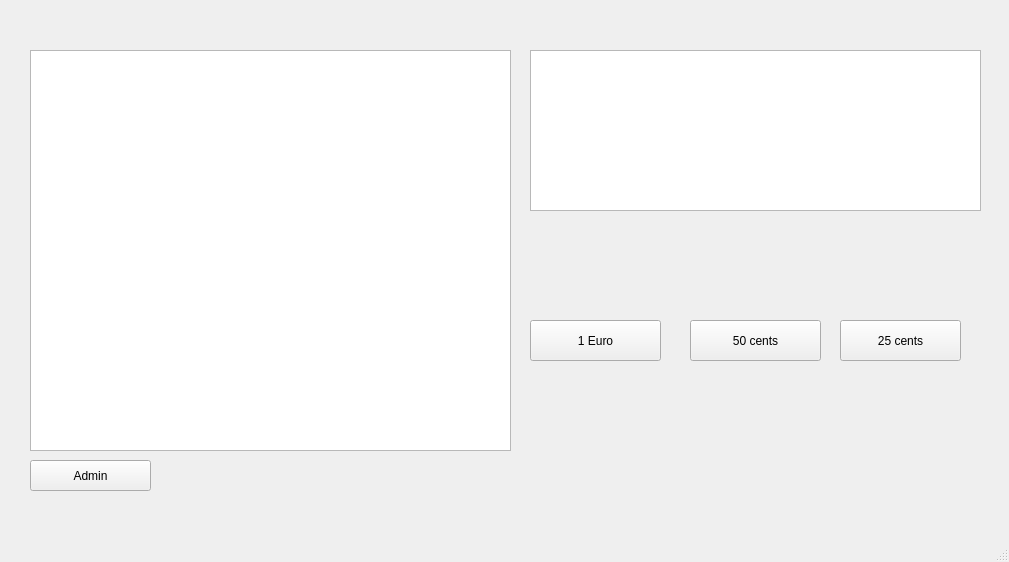
Before: the Qt Designer form mainwindow.ui in kdarock/CoffeeMachineGUI_QT_PROG4, drawn with Qt 5.
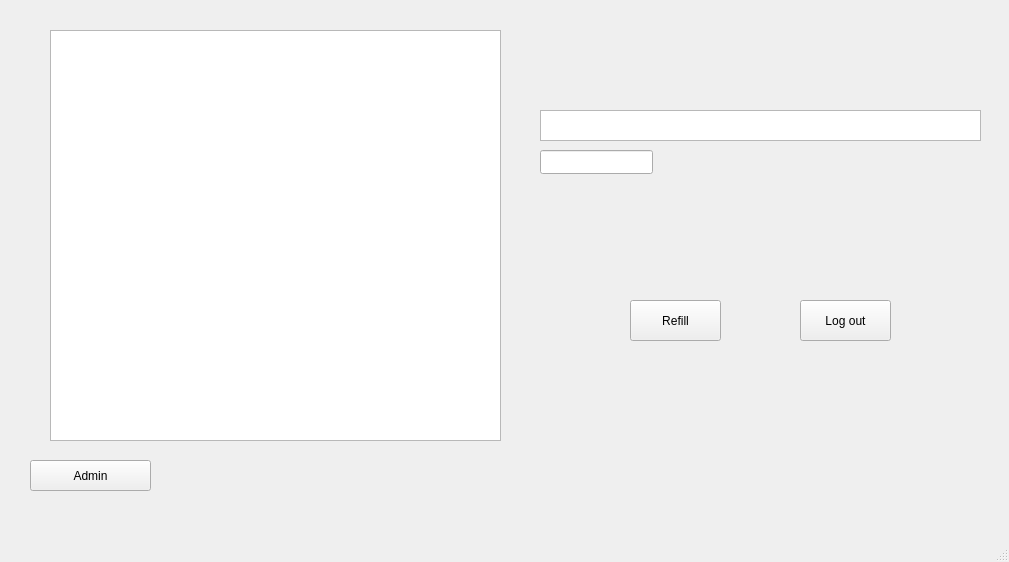
After: the same form once the commit is applied.

```diff
--- a/mainwindow.ui
+++ b/mainwindow.ui
@@ -17,20 +17,20 @@
    <widget class="QPlainTextEdit" name="CustomerScreen">
     <property name="geometry">
      <rect>
-      <x>30</x>
-      <y>50</y>
-      <width>481</width>
-      <height>401</height>
+      <x>540</x>
+      <y>110</y>
+      <width>441</width>
+      <height>31</height>
      </rect>
     </property>
    </widget>
    <widget class="QPlainTextEdit" name="AdminLog">
     <property name="geometry">
      <rect>
-      <x>530</x>
-      <y>50</y>
+      <x>50</x>
+      <y>30</y>
       <width>451</width>
-      <height>161</height>
+      <height>411</height>
      </rect>
     </property>
    </widget>
@@ -50,14 +50,14 @@
    <widget class="QStackedWidget" name="stackedWidget">
     <property name="geometry">
      <rect>
-      <x>520</x>
+      <x>530</x>
       <y>220</y>
       <width>451</width>
-      <height>281</height>
+      <height>261</height>
      </rect>
     </property>
     <property name="currentIndex">
-     <number>2</number>
+     <number>3</number>
     </property>
     <widget class="QWidget" name="page_0">
      <widget class="QPushButton" name="pbLatte">
@@ -169,6 +169,47 @@
       </property>
      </widget>
     </widget>
+    <widget class="QWidget" name="page_Admin">
+     <widget class="QPushButton" name="pbRefill">
+      <property name="geometry">
+       <rect>
+        <x>100</x>
+        <y>80</y>
+        <width>91</width>
+        <height>41</height>
+       </rect>
+      </property>
+      <property name="text">
+       <string>Refill</string>
+      </property>
+     </widget>
+     <widget class="QPushButton" name="pushButton">
+      <property name="geometry">
+       <rect>
+        <x>270</x>
+        <y>80</y>
+        <width>91</width>
+        <height>41</height>
+       </rect>
+      </property>
+      <property name="text">
+       <string>Log out</string>
+      </property>
+     </widget>
+    </widget>
+   </widget>
+   <widget class="QLineEdit" name="InsertedCredit">
+    <property name="geometry">
+     <rect>
+      <x>540</x>
+      <y>150</y>
+      <width>113</width>
+      <height>24</height>
+     </rect>
+    </property>
+    <property name="text">
+     <string/>
+    </property>
    </widget>
   </widget>
   <widget class="QMenuBar" name="menubar">
```
Left out of the diff: 8 changed lines with no effect on the pictures.
